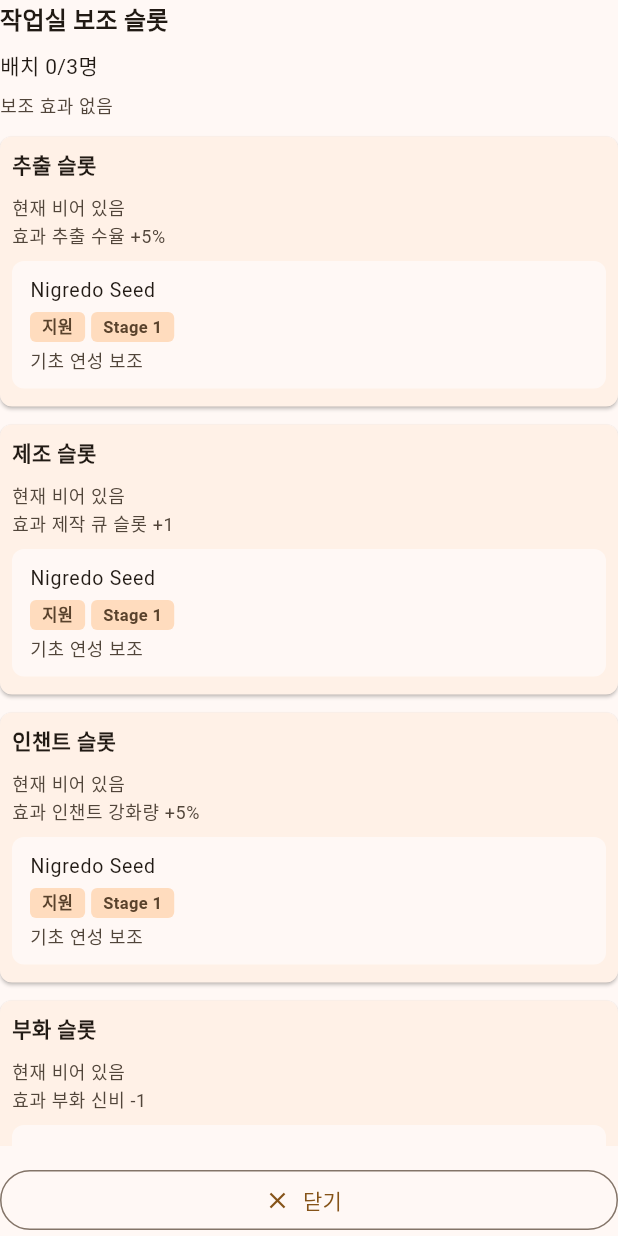
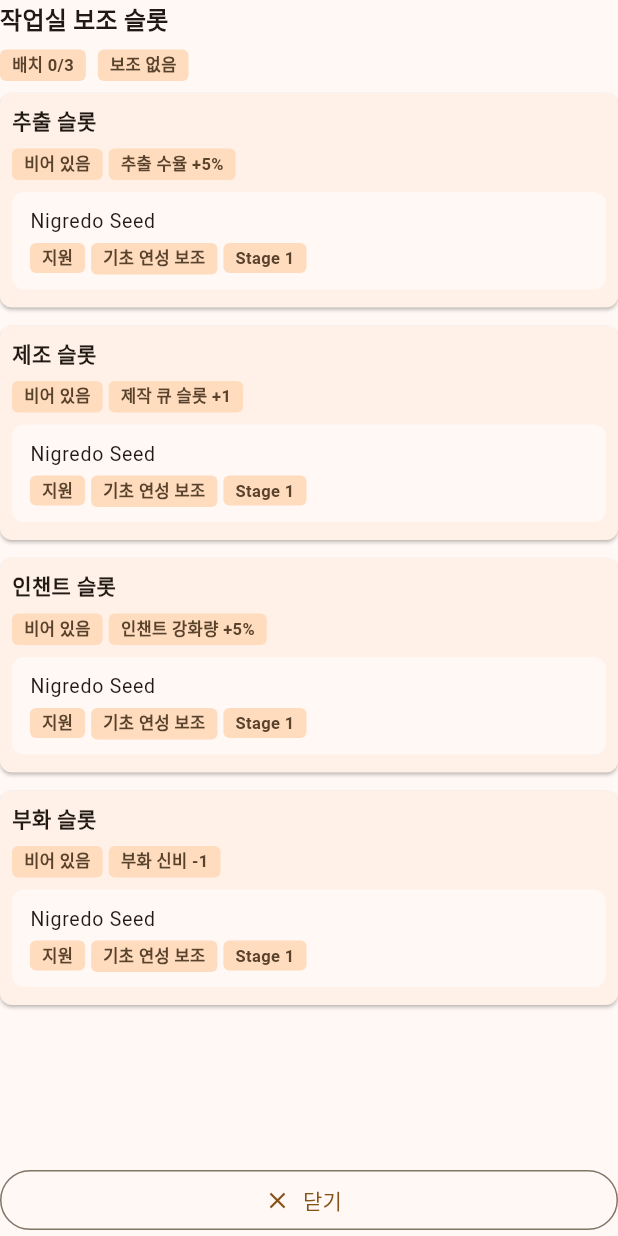
Before and after one commit to lickelon/alchemist-hunter, a Flutter app: the WorkshopSupportSheet widget shown alone on an empty page, opened directly, on a phone screen of 412 x 824 dp. Run offline on Flutter 3.47's test engine with Material 3 defaults, Android fonts, the phone set to English and light mode, and no system bars; our stand-ins replace flutter_riverpod.

Commit message:
Polish hatch and support summaries

```diff
--- a/lib/features/workshop/support/presentation/viewmodels/workshop_support_assignment_selectors.dart
+++ b/lib/features/workshop/support/presentation/viewmodels/workshop_support_assignment_selectors.dart
@@ -29,15 +29,14 @@ final Provider<int> workshopSupportAssignedCountProvider = Provider<int>((
   );
 });
 
-final Provider<String> workshopSupportSummaryProvider = Provider<String>((
-  Ref ref,
-) {
-  final SessionState state = ref.watch(sessionControllerProvider);
-  return workshopSupportSummaryLabel(
-    ref.watch(workshopSupportServiceProvider),
-    state,
-  );
-});
+final Provider<List<String>> workshopSupportSummaryProvider =
+    Provider<List<String>>((Ref ref) {
+      final SessionState state = ref.watch(sessionControllerProvider);
+      return workshopSupportSummaryLabels(
+        ref.watch(workshopSupportServiceProvider),
+        state,
+      );
+    });
 
 final Provider<List<WorkshopSupportSlotView>> workshopSupportSlotViewsProvider =
     Provider<List<WorkshopSupportSlotView>>((Ref ref) {
--- a/lib/features/workshop/support/presentation/viewmodels/workshop_support_labels.dart
+++ b/lib/features/workshop/support/presentation/viewmodels/workshop_support_labels.dart
@@ -29,7 +29,7 @@ String workshopSupportSlotEffectLabel(String slotId) {
   return '효과 없음';
 }
 
-String workshopSupportSummaryLabel(
+List<String> workshopSupportSummaryLabels(
   WorkshopSupportService supportService,
   SessionState state,
 ) {
@@ -43,9 +43,9 @@ String workshopSupportSummaryLabel(
     }
   }
   if (labels.isEmpty) {
-    return '보조 효과 없음';
+    return <String>['보조 없음'];
   }
-  return labels.join(' / ');
+  return labels;
 }
 
 String? assignedWorkshopSupportSlotLabelForCharacter(
--- a/lib/features/workshop/support/presentation/widgets/workshop_support_sheet.dart
+++ b/lib/features/workshop/support/presentation/widgets/workshop_support_sheet.dart
@@ -2,7 +2,6 @@ import 'package:alchemist_hunter/common/themes/app_spacing.dart';
 import 'package:alchemist_hunter/common/themes/app_text_styles.dart';
 import 'package:alchemist_hunter/common/widgets/app_badge.dart';
 import 'package:alchemist_hunter/common/widgets/app_sheet_layout.dart';
-import 'package:alchemist_hunter/common/widgets/detail_lines.dart';
 import 'package:alchemist_hunter/common/widgets/section_card.dart';
 import 'package:flutter/material.dart';
 import 'package:flutter_riverpod/flutter_riverpod.dart';
@@ -19,7 +18,9 @@ class WorkshopSupportSheet extends ConsumerWidget {
   Widget build(BuildContext context, WidgetRef ref) {
     final int assignedCount = ref.watch(workshopSupportAssignedCountProvider);
     final int slotLimit = ref.watch(workshopSupportSlotLimitProvider);
-    final String summary = ref.watch(workshopSupportSummaryProvider);
+    final List<String> summaryLabels = ref.watch(
+      workshopSupportSummaryProvider,
+    );
     final List<WorkshopSupportSlotView> slots = ref.watch(
       workshopSupportSlotViewsProvider,
     );
@@ -29,16 +30,16 @@ class WorkshopSupportSheet extends ConsumerWidget {
 
     return AppSheetLayout(
       title: '작업실 보조 슬롯',
-      header: Text('배치 $assignedCount/$slotLimit명'),
+      header: Wrap(
+        spacing: AppSpacing.md,
+        runSpacing: AppSpacing.sm,
+        children: <Widget>[
+          AppBadge(label: '배치 $assignedCount/$slotLimit'),
+          ...summaryLabels.map((String label) => AppBadge(label: label)),
+        ],
+      ),
       body: ListView(
         children: <Widget>[
-          Text(
-            summary,
-            style: Theme.of(context).textTheme.bodySmall?.copyWith(
-              color: Theme.of(context).colorScheme.onSurfaceVariant,
-            ),
-          ),
-          const SizedBox(height: AppSpacing.lg),
           ...slots.map((WorkshopSupportSlotView slot) {
             final List<WorkshopSupportCandidateView> candidates = ref.watch(
               workshopSupportCandidateViewsProvider(slot.slotId),
@@ -51,10 +52,12 @@ class WorkshopSupportSheet extends ConsumerWidget {
                 child: Column(
                   crossAxisAlignment: CrossAxisAlignment.start,
                   children: <Widget>[
-                    DetailLines(
-                      lines: <String>[
-                        '현재 ${slot.assignedCharacterName}',
-                        '효과 ${slot.effectLabel}',
+                    Wrap(
+                      spacing: AppSpacing.sm,
+                      runSpacing: AppSpacing.sm,
+                      children: <Widget>[
+                        AppBadge(label: slot.assignedCharacterName),
+                        AppBadge(label: slot.effectLabel),
                       ],
                     ),
                     const SizedBox(height: AppSpacing.md),
@@ -96,7 +99,6 @@ class _SupportCandidateSummary extends StatelessWidget {
 
   @override
   Widget build(BuildContext context) {
-    final ColorScheme colorScheme = Theme.of(context).colorScheme;
     return Padding(
       padding: const EdgeInsets.only(top: AppSpacing.sm),
       child: Column(
@@ -107,18 +109,10 @@ class _SupportCandidateSummary extends StatelessWidget {
             runSpacing: AppSpacing.sm,
             children: <Widget>[
               AppBadge(label: item.roleLabel),
+              AppBadge(label: item.supportEffectLabel),
               if (item.assignedToSlotLabel != null)
                 AppBadge(label: item.assignedToSlotLabel!),
             ],
-          ),
-          const SizedBox(height: AppSpacing.sm),
-          Text(
-            item.supportEffectLabel,
-            maxLines: 1,
-            overflow: TextOverflow.ellipsis,
-            style: Theme.of(context).textTheme.bodySmall?.copyWith(
-              color: colorScheme.onSurfaceVariant,
-            ),
           ),
         ],
       ),
```
Also changed, not shown: lib/features/workshop/hatchery/presentation/viewmodels/hatch_selectors.dart (+12 -8 lines), lib/features/workshop/hatchery/presentation/widgets/workshop_hatch_sheet.dart (+4 -17 lines), 1 other file.
